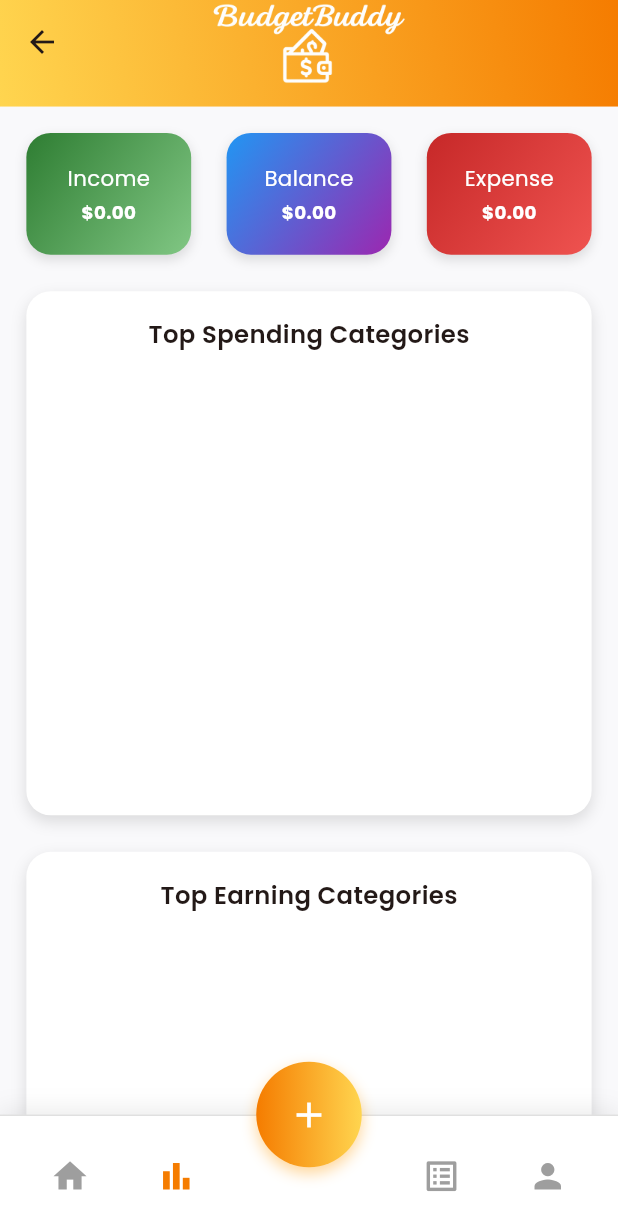
After one commit to mohashem3/mohamed222348_Flutter_ExpenseTracker, a Flutter app: the StatsScreen screen opened by its route, on a phone screen of 412 x 824 dp. The commit adds this screen. Shown: the top 1230 px of the screen. Run offline on Flutter 3.47's test engine with Material 3 defaults, Android fonts, the phone set to English and light mode, and no system bars; drawn by our look-alikes of fl_chart; our stand-ins replace cloud_firestore, firebase_auth, firebase_core, flutter_animate, flutter_screenutil, google_fonts and 1 more; accounts and stored records are empty.

Commit message:
Stats Screen Done

```diff
--- a/lib/main.dart
+++ b/lib/main.dart
@@ -10,6 +10,7 @@ import 'ui/screens/add_transaction.dart';
 import 'ui/screens/welcome_screen.dart'; // ✅ Import welcome screen
 import 'model/transaction_model.dart';
 import 'ui/screens/profile_screen.dart';
+import 'ui/screens/stats_screen.dart';
 
 void main() async {
   WidgetsFlutterBinding.ensureInitialized();
@@ -44,6 +45,8 @@ class MyApp extends StatelessWidget {
             '/home': (context) => const HomeScreen(),
             '/list': (_) => const TransactionListScreen(),
             '/profile': (_) => const ProfileScreen(),
+            '/stats': (_) => const StatsScreen(),
+
           },
           // ✅ Enable dynamic routing with arguments
           onGenerateRoute: (settings) {
--- a/lib/ui/screens/auth/login_screen.dart
+++ b/lib/ui/screens/auth/login_screen.dart
@@ -61,6 +61,7 @@ class _LoginScreenState extends State<LoginScreen> {
 
 // Wait a moment then navigate
 await Future.delayed(const Duration(milliseconds: 500));
+if (!mounted) return;
 Navigator.pushReplacement(
   context,
   MaterialPageRoute(builder: (_) => const HomeScreen()),
--- a/lib/ui/screens/auth/signup_screen.dart
+++ b/lib/ui/screens/auth/signup_screen.dart
@@ -53,6 +53,7 @@ class _SignupScreenState extends State<SignupScreen> {
     showMessage("Account created successfully!", isSuccess: true);
 
     await Future.delayed(const Duration(milliseconds: 800));
+    if (!mounted) return;
     Navigator.pushReplacement(context, MaterialPageRoute(builder: (_) => const LoginScreen()));
   } else {
     showMessage(message);
--- /dev/null
+++ b/lib/ui/screens/stats_screen.dart
@@ -0,0 +1,252 @@
+import 'package:cloud_firestore/cloud_firestore.dart';
+import 'package:firebase_auth/firebase_auth.dart';
+import 'package:flutter/material.dart';
+import 'package:fl_chart/fl_chart.dart';
+import 'package:flutter_screenutil/flutter_screenutil.dart';
+import 'package:google_fonts/google_fonts.dart';
+import '../widgets/upper_bar.dart';
+import '../widgets/bottom_bar.dart';
+
+class StatsScreen extends StatefulWidget {
+  const StatsScreen({super.key});
+
+  @override
+  State<StatsScreen> createState() => _StatsScreenState();
+}
+
+class _StatsScreenState extends State<StatsScreen> {
+  final _auth = FirebaseAuth.instance;
+  final _firestore = FirebaseFirestore.instance;
+
+  double income = 0.0;
+  double expense = 0.0;
+  Map<String, double> expenseCategoryTotals = {};
+  Map<String, double> incomeCategoryTotals = {};
+  int selectedYear = DateTime.now().year;
+
+  final Map<String, Color> categoryColors = {
+    'Transport': Colors.deepOrange,
+    'Food': Colors.pink,
+    'Shopping': Colors.purple,
+    'Entertainment': Colors.indigo,
+    'Health': Colors.red,
+    'Bills': Colors.brown,
+    'Travel': Colors.teal,
+    'Salary': Colors.green,
+    'Freelance': Colors.blue,
+    'Business': Colors.amber,
+    'Investment': Colors.cyan,
+    'Gift': Colors.orange,
+    'Other': Colors.grey,
+  };
+
+  final _currentIndex = 1;
+
+  @override
+  void initState() {
+    super.initState();
+    _calculateTotals();
+  }
+
+  void _onTabSelected(int index) {
+    if (index == _currentIndex) return;
+    switch (index) {
+      case 0:
+        Navigator.pushReplacementNamed(context, '/home');
+        break;
+      case 1:
+        break;
+      case 2:
+        Navigator.pushReplacementNamed(context, '/profile');
+        break;
+      case 3:
+        Navigator.pushReplacementNamed(context, '/list');
+        break;
+    }
+  }
+
+  void _calculateTotals() async {
+    final user = _auth.currentUser;
+    if (user == null) return;
+
+    final snapshot = await _firestore
+        .collection('users')
+        .doc(user.uid)
+        .collection('transactions')
+        .get();
+
+    double totalIncome = 0.0;
+    double totalExpense = 0.0;
+    Map<String, double> expenseTotals = {};
+    Map<String, double> incomeTotals = {};
+
+    for (var doc in snapshot.docs) {
+      final data = doc.data();
+      double amount = (data['amount'] as num).toDouble();
+      String type = data['type'];
+      String category = data['category'];
+
+      if (type == 'income') {
+        totalIncome += amount;
+        incomeTotals[category] = (incomeTotals[category] ?? 0) + amount;
+      } else {
+        totalExpense += amount;
+        expenseTotals[category] = (expenseTotals[category] ?? 0) + amount;
+      }
+    }
+
+    setState(() {
+      income = totalIncome;
+      expense = totalExpense;
+      expenseCategoryTotals = expenseTotals;
+      incomeCategoryTotals = incomeTotals;
+    });
+  }
+
+  @override
+  Widget build(BuildContext context) {
+    double balance = income - expense;
+
+    return Scaffold(
+      appBar: const UpperBar(),
+      body: SingleChildScrollView(
+        padding: EdgeInsets.all(16.w),
+        child: Column(
+          children: [
+            Row(
+              mainAxisAlignment: MainAxisAlignment.spaceBetween,
+              children: [
+                _summaryCard("Income", income, [Color(0xFF2E7D32), Color(0xFF81C784)]),
+                _summaryCard("Balance", balance, [Color(0xFF2196F3), Color(0xFF9C27B0)]),
+                _summaryCard("Expense", expense, [Color(0xFFC62828), Color(0xFFEF5350)]),
+              ],
+            ),
+            SizedBox(height: 24.h),
+            _buildPieChart("Top Spending Categories", expenseCategoryTotals),
+            SizedBox(height: 24.h),
+            _buildPieChart("Top Earning Categories", incomeCategoryTotals),
+          ],
+        ),
+      ),
+      floatingActionButton: CenterFAB(
+        onPressed: () => Navigator.pushNamed(context, '/add'),
+      ),
+      floatingActionButtonLocation: FloatingActionButtonLocation.centerDocked,
+      bottomNavigationBar: BottomBar(
+        currentIndex: _currentIndex,
+        onTabSelected: _onTabSelected,
+        onFabPressed: () => Navigator.pushNamed(context, '/add'),
+      ),
+    );
+  }
+
+  Widget _summaryCard(String title, double amount, List<Color> gradientColors) {
+    return Container(
+      width: 100.w,
+      height: 80.h,
+      padding: EdgeInsets.all(12.w),
+      decoration: BoxDecoration(
+        gradient: LinearGradient(
+          colors: gradientColors,
+          begin: Alignment.topLeft,
+          end: Alignment.bottomRight,
+        ),
+        borderRadius: BorderRadius.circular(16.r),
+        boxShadow: [
+          BoxShadow(
+            color: Colors.black12,
+            blurRadius: 6,
+            offset: Offset(0, 3),
+          )
+        ],
+      ),
+      child: Column(
+        mainAxisAlignment: MainAxisAlignment.center,
+        crossAxisAlignment: CrossAxisAlignment.center,
+        children: [
+          Text(title, style: GoogleFonts.poppins(fontSize: 14.sp, color: Colors.white)),
+          SizedBox(height: 4.h),
+          Text(
+            "\$${amount.toStringAsFixed(2)}",
+            style: GoogleFonts.poppins(
+              fontSize: 12.sp,
+              fontWeight: FontWeight.bold,
+              color: Colors.white,
+            ),
+            maxLines: 1,
+            overflow: TextOverflow.ellipsis,
+          ),
+        ],
+      ),
+    );
+  }
+
+  Widget _buildPieChart(String title, Map<String, double> dataMap) {
+    final total = dataMap.values.fold(0.0, (a, b) => a + b);
+
+    return Container(
+      width: double.infinity,
+      padding: EdgeInsets.all(16.w),
+      decoration: BoxDecoration(
+        color: Colors.white,
+        borderRadius: BorderRadius.circular(16.r),
+        boxShadow: [
+          BoxShadow(
+            color: Colors.black12,
+            blurRadius: 8,
+            offset: Offset(0, 4),
+          )
+        ],
+      ),
+      child: Column(
+        children: [
+          Text(title, style: GoogleFonts.poppins(fontSize: 16.sp, fontWeight: FontWeight.w600)),
+          SizedBox(height: 12.h),
+          AspectRatio(
+            aspectRatio: 1.3,
+            child: PieChart(
+              PieChartData(
+                sections: dataMap.entries.map((entry) {
+                  final percentage = (entry.value / total) * 100;
+                  final color = categoryColors[entry.key] ?? Colors.grey;
+
+                  return PieChartSectionData(
+                    value: entry.value,
+                    title: "${percentage.toStringAsFixed(1)}%",
+                    color: color,
+                    titleStyle: GoogleFonts.poppins(
+                      color: Colors.black,
+                      fontSize: 10.sp,
+                      fontWeight: FontWeight.w400,
+                    ),
+                    radius: 70.r,
+                  );
+                }).toList(),
+                centerSpaceRadius: 40.r,
+                sectionsSpace: 2,
+                borderData: FlBorderData(show: false),
+              ),
+            ),
+          ),
+          SizedBox(height: 16.h),
+          Wrap(
+            spacing: 12.w,
+            runSpacing: 8.h,
+            alignment: WrapAlignment.center,
+            children: dataMap.entries.map((entry) {
+              final color = categoryColors[entry.key] ?? Colors.grey;
+              return Row(
+                mainAxisSize: MainAxisSize.min,
+                children: [
+                  Container(width: 12.w, height: 12.w, decoration: BoxDecoration(color: color, shape: BoxShape.circle)),
+                  SizedBox(width: 6.w),
+                  Text(entry.key, style: GoogleFonts.poppins(fontSize: 12.sp)),
+                ],
+              );
+            }).toList(),
+          ),
+        ],
+      ),
+    );
+  }
+}
--- a/lib/ui/screens/view_transaction.dart
+++ b/lib/ui/screens/view_transaction.dart
@@ -133,7 +133,7 @@ class ViewTransactionScreen extends StatelessWidget {
       decoration: BoxDecoration(
         color: Colors.white,
         borderRadius: BorderRadius.circular(40.r),
-        border: Border.all(color: Colors.orange.withOpacity(0.4), width: 1.2),
+        border: Border.all(color: Colors.orange.withAlpha((0.4 * 255).toInt()), width: 1.2),
       ),
       child: Row(
         children: [
@@ -173,7 +173,7 @@ class ViewTransactionScreen extends StatelessWidget {
       decoration: BoxDecoration(
         color: Colors.white,
         borderRadius: BorderRadius.circular(16.r),
-        border: Border.all(color: iconColor.withOpacity(0.3), width: 1),
+        border: Border.all(color: iconColor.withAlpha((0.3 * 255).toInt()), width: 1),
       ),
       child: Row(
         crossAxisAlignment: maxLines > 1 ? CrossAxisAlignment.start : CrossAxisAlignment.center,
@@ -183,7 +183,7 @@ class ViewTransactionScreen extends StatelessWidget {
             decoration: BoxDecoration(
               shape: BoxShape.circle,
               gradient: LinearGradient(
-                colors: [iconColor.withOpacity(0.9), iconColor.withOpacity(0.5)],
+                colors: [iconColor.withAlpha((0.9 * 255).toInt()), iconColor.withAlpha((0.5 * 255).toInt())],
               ),
             ),
             child: Icon(icon, size: 18.sp, color: Colors.white),
--- a/lib/ui/widgets/bottom_bar.dart
+++ b/lib/ui/widgets/bottom_bar.dart
@@ -23,7 +23,7 @@ class BottomBar extends StatelessWidget {
         ),
         boxShadow: [
           BoxShadow(
-            color: Colors.black.withOpacity(0.08),
+            color: Colors.black.withAlpha((0.08 * 255).toInt()),
             blurRadius: 12,
             offset: const Offset(0, -3),
           ),
@@ -40,7 +40,7 @@ class BottomBar extends StatelessWidget {
             mainAxisAlignment: MainAxisAlignment.spaceBetween,
             children: [
               _navItem(icon: Icons.home, index: 0),
-              _navItem(icon: Icons.search, index: 1),
+              _navItem(icon: Icons.bar_chart, index: 1),
               SizedBox(width: 56.w), // Reserved space for FAB
               _navItem(icon: Icons.list_alt, index: 3),
               _navItem(icon: Icons.person, index: 2),
@@ -80,7 +80,7 @@ class CenterFAB extends StatelessWidget {
         ),
         boxShadow: [
           BoxShadow(
-            color: Colors.orange.withOpacity(0.4),
+            color: Colors.orange.withAlpha((0.4 * 255).toInt()),
             blurRadius: 8,
             offset: const Offset(0, 4),
           ),
--- a/lib/ui/widgets/filter_transaction.dart
+++ b/lib/ui/widgets/filter_transaction.dart
@@ -32,7 +32,7 @@ class FilterTransaction extends StatelessWidget {
         border: Border.all(color: Colors.grey.shade700),
         boxShadow: [
           BoxShadow(
-            color: Colors.black.withOpacity(0.12),
+            color: Colors.black.withAlpha((0.12 * 255).toInt()),
             blurRadius: 10,
             offset: const Offset(0, 4),
           )
--- a/lib/ui/widgets/search_transaction.dart
+++ b/lib/ui/widgets/search_transaction.dart
@@ -18,7 +18,7 @@ class SearchTransaction extends StatelessWidget {
         border: Border.all(color: Colors.grey.shade700),
         boxShadow: [
           BoxShadow(
-            color: Colors.black.withOpacity(0.12),
+            color: Colors.black.withAlpha((0.12 * 255).toInt()),
             blurRadius: 10,
             offset: const Offset(0, 4),
           )
--- a/lib/ui/widgets/transaction_type.dart
+++ b/lib/ui/widgets/transaction_type.dart
@@ -18,7 +18,8 @@ class TransactionTypeSwitch extends StatelessWidget {
       height: 48.h,
       decoration: BoxDecoration(
         borderRadius: BorderRadius.circular(40.r),
-        border: Border.all(color: const Color(0xFFF57C00).withOpacity(0.4), width: 1.2),
+        border: Border.all(color: const Color(0xFFF57C00).withAlpha((0.4 * 255).toInt()), width: 1.2),
+
       ),
       child: Row(
         children: [
--- a/lib/utils/category_icon.dart
+++ b/lib/utils/category_icon.dart
@@ -51,5 +51,5 @@ final Map<String, Color> categoryColors = {
 
 
 Color getCategoryColor(String category) {
-  return categoryColors[category] ?? Colors.grey.withOpacity(0.7);
+  return categoryColors[category] ?? Colors.grey.withAlpha((0.7 * 255).toInt());
 }
--- a/pubspec.yaml
+++ b/pubspec.yaml
@@ -28,6 +28,7 @@ dependencies:
   permission_handler: ^11.0.0
   get: ^4.6.6
   cupertino_icons: ^1.0.8
+  fl_chart: ^0.70.2
 
 dev_dependencies:
   flutter_test:
```
Also changed, not shown: lib/ui/screens/add_transaction.dart (+7 -3 lines), lib/ui/screens/home_screen.dart (+10 -5 lines), lib/ui/screens/profile_screen.dart (+29 -13 lines), lib/ui/screens/transaction_list.dart (+9 -3 lines), lib/ui/widgets/transaction_card.dart (+5 -5 lines), pubspec.lock.
